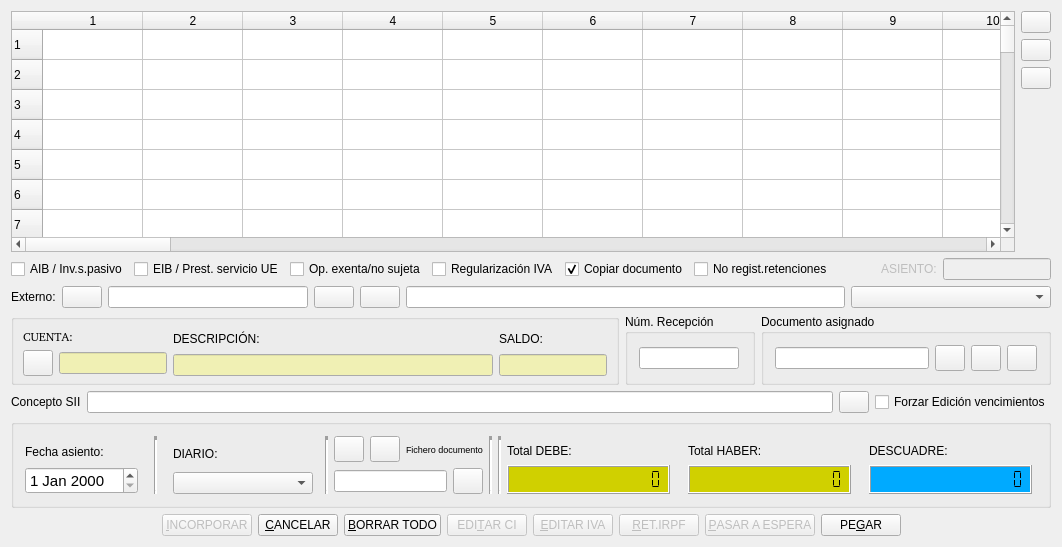
Above: tabla_asientos.ui from DIBOSAJM/keme before the change. Below: the same form after it.
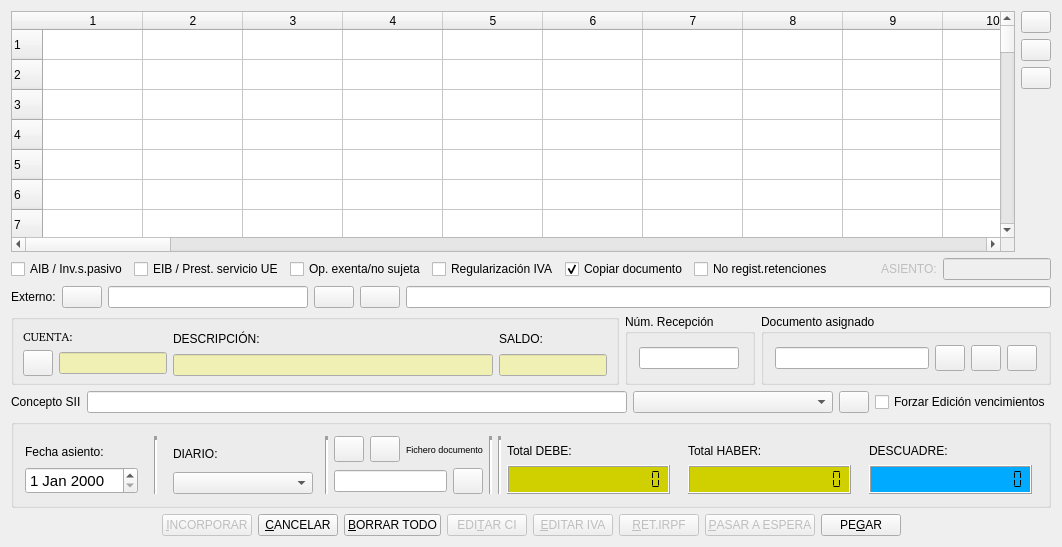
That is the form after the change. Icons and pictures are not drawn.

```diff
--- a/tabla_asientos.ui
+++ b/tabla_asientos.ui
@@ -2344,16 +2344,6 @@
        </property>
       </widget>
      </item>
-     <item>
-      <widget class="QComboBox" name="actividad_comboBox">
-       <property name="minimumSize">
-        <size>
-         <width>200</width>
-         <height>0</height>
-        </size>
-       </property>
-      </widget>
-     </item>
     </layout>
    </item>
    <item>
@@ -2908,6 +2898,16 @@
      <item>
       <widget class="QLineEdit" name="concepto_sii_lineEdit"/>
      </item>
+     <item>
+      <widget class="QComboBox" name="actividad_comboBox">
+       <property name="minimumSize">
+        <size>
+         <width>200</width>
+         <height>0</height>
+        </size>
+       </property>
+      </widget>
+     </item>
      <item>
       <widget class="QPushButton" name="input_predef_pushButton">
        <property name="maximumSize">
```
Left out of the diff: 5 changed lines with no effect on the pictures.
